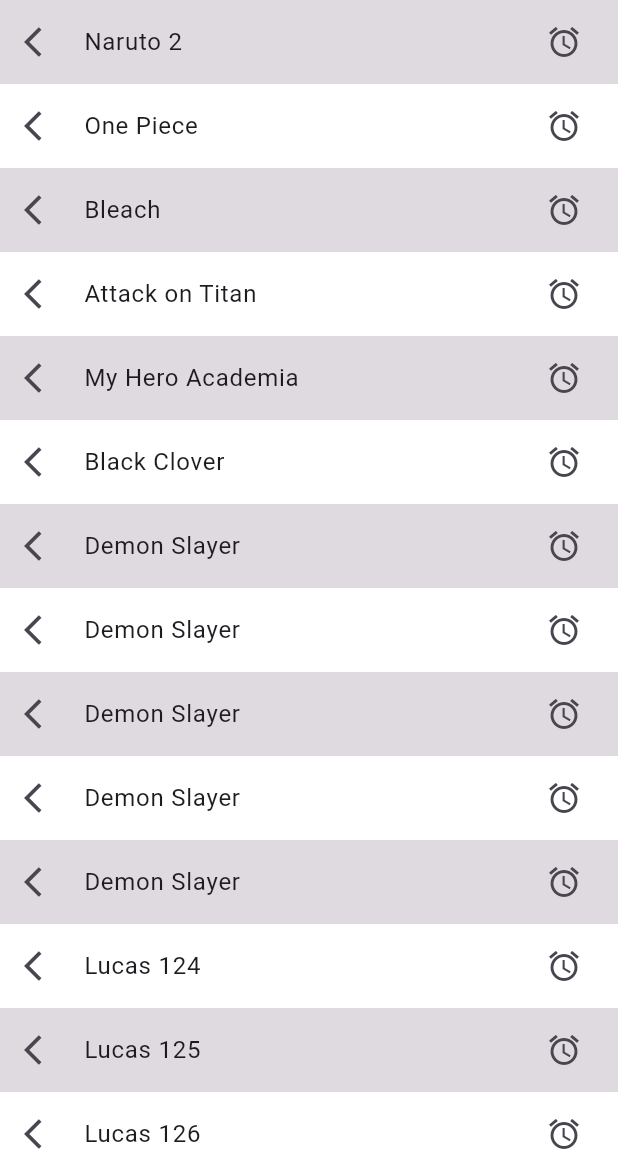
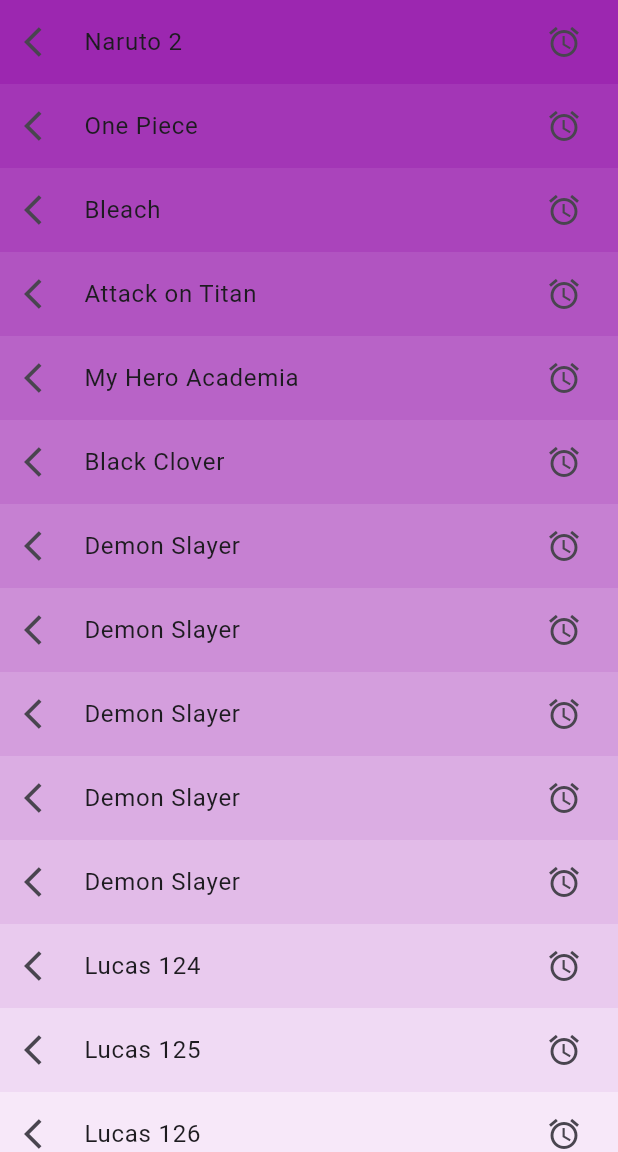
Before and after one commit to bastndev/Widgets_Flutter, a Flutter app: the screen it shows after launch, on a phone screen of 412 x 824 dp, the part 84-1236 px from its top. Run offline on Flutter 3.47's test engine with Material 3 defaults, Android fonts, the phone set to English and light mode, and no system bars.

Commit message:
Refactor ListViewScreen to include ListViewGradientScreen

```diff
--- a/lib/main.dart
+++ b/lib/main.dart
@@ -1,5 +1,6 @@
 import 'package:flutter/material.dart';
 import 'package:update_flutter/widgets/list_view.dart';
+import 'package:update_flutter/widgets/list_view_opacity_gradient.dart';
 import 'package:update_flutter/widgets/yoe_code.dart';
 
 void main() => runApp(const MyApp());
@@ -12,7 +13,7 @@ class MyApp extends StatelessWidget {
     return MaterialApp(
       debugShowCheckedModeBanner: false,
       routes: _getRoutes(),
-      initialRoute: "listView",
+      initialRoute: "lVGradient",
     );
   }
 
@@ -21,6 +22,8 @@ class MyApp extends StatelessWidget {
       "/": (context) => const LoginScreen(key: Key('LoginScreenKey')),
       "listView": (context) =>
           const ListViewScreen(key: Key('ListViewScreenKey')),
+      "lVGradient": (context) =>
+          const ListViewGradientScreen(key: Key('opacityGradientKey')),
     };
   }
 }
--- /dev/null
+++ b/lib/widgets/list_view_opacity_gradient.dart
@@ -0,0 +1,31 @@
+import 'package:flutter/material.dart';
+import 'package:update_flutter/data/db_fake.dart';
+
+class ListViewGradientScreen extends StatelessWidget {
+  const ListViewGradientScreen({super.key});
+
+  @override
+  Widget build(BuildContext context) {
+    return Scaffold(
+      appBar: AppBar(
+        title: const Text("List View Code"),
+      ),
+      body: ListView.builder(
+        itemCount: animeList.length,
+        itemBuilder: (context, index) {
+          String talk = animeList[index];
+          double opacity = 1 - (index / animeList.length);
+
+          return Container(
+            color: Colors.purple.withOpacity(opacity),
+            child: ListTile(
+              leading: const Icon(Icons.arrow_back_ios),
+              title: Text(talk),
+              trailing: const Icon(Icons.alarm),
+            ),
+          );
+        },
+      ),
+    );
+  }
+}
```
